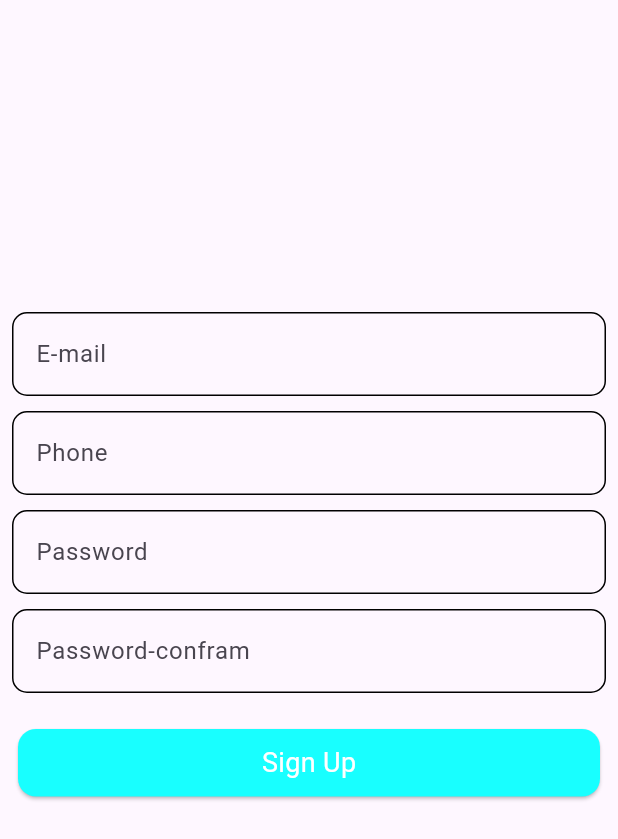
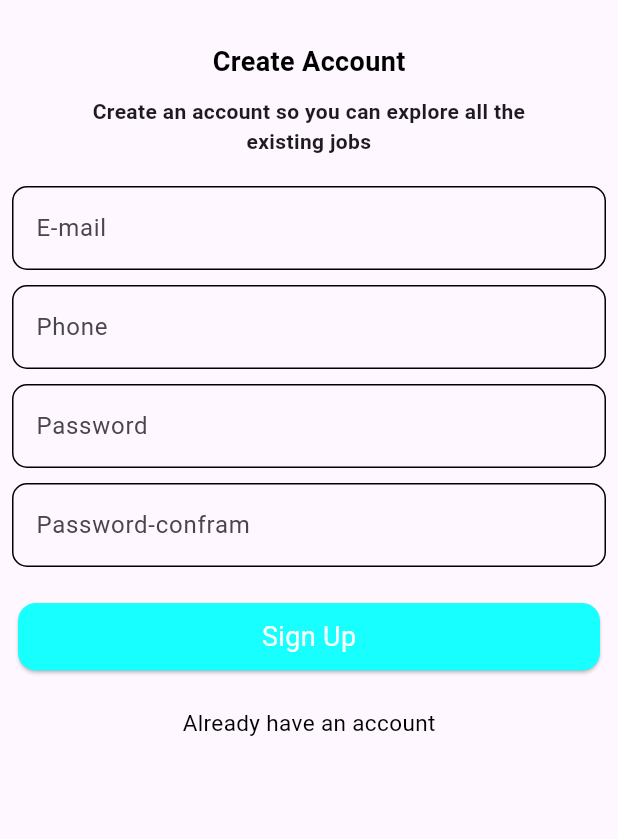
Before and after one commit to fahimshahariar09/classicit_getx_api_design_practice_all, a Flutter app: the SignUp screen opened directly, on a phone screen of 412 x 824 dp. Shown: the top 839 px of the screen. Run offline on Flutter 3.47's test engine with Material 3 defaults, Android fonts, the phone set to English and light mode, and no system bars; our stand-ins replace flutter_secure_storage, get; accounts and stored records are empty; network calls fail.

Commit message:
https://github.com/fahimshahariar09/classicit_getx_api_design_practice_all.git

```diff
--- a/lib/controller/api_controller/apis.dart
+++ b/lib/controller/api_controller/apis.dart
@@ -7,6 +7,7 @@ class Apis{
   static String register ="$baseIp/api/registration";
   static String login ="$baseIp/api/login";
   static String productshow ="$baseIp/api/app/v1/products";
+  static String productdetalis ="$baseIp/api/app/v1/products/show/1";
 
 
 }
--- a/lib/controller/getx_controller/authentication/sign_in.dart
+++ b/lib/controller/getx_controller/authentication/sign_in.dart
@@ -4,6 +4,7 @@
 import 'package:flutter/material.dart';
 import 'package:get/get.dart';
 import 'package:getx_api_design_practice/controller/api_controller/authentication/sign_in.dart';
+import 'package:getx_api_design_practice/view/screen/product_screen/product_page.dart';
 
 class SignInController extends GetxController{
 
@@ -20,7 +21,7 @@ class SignInController extends GetxController{
     isLoading.value = false;
 
     if(status){
-     // Get.to(()=>const TextPage());
+      Get.to(()=>const ProductPage());
       return;
     }
   }
--- a/lib/main.dart
+++ b/lib/main.dart
@@ -1,7 +1,7 @@
 
 import 'package:flutter/material.dart';
 import 'package:get/get.dart';
-import 'package:getx_api_design_practice/view/screen/product_screen/product_page.dart';
+import 'package:getx_api_design_practice/view/screen/auth/sign_in.dart';
 
 void main(){
   runApp(const MyApp());
@@ -11,9 +11,9 @@ class MyApp extends StatelessWidget {
 
   @override
   Widget build(BuildContext context) {
-    return  const GetMaterialApp (
+    return const GetMaterialApp (
       debugShowCheckedModeBanner: false,
-      home: ProductPage(),
+      home: SignIn(),
     );
   }
 }
--- a/lib/view/screen/auth/sign_up.dart
+++ b/lib/view/screen/auth/sign_up.dart
@@ -5,6 +5,8 @@ import 'package:get/get.dart';
 import 'package:getx_api_design_practice/controller/getx_controller/authentication/sign_up.dart';
 import 'package:getx_api_design_practice/view/common_widget/common_button.dart';
 import 'package:getx_api_design_practice/view/common_widget/common_loading_button.dart';
+import 'package:getx_api_design_practice/view/common_widget/common_text.dart';
+import 'package:getx_api_design_practice/view/screen/auth/sign_in.dart';
 import 'package:getx_api_design_practice/view/screen/auth/widget/confram_pass_text_field.dart';
 import 'package:getx_api_design_practice/view/screen/auth/widget/email_text_field.dart';
 import 'package:getx_api_design_practice/view/screen/auth/widget/pass_text_field.dart';
@@ -25,7 +27,11 @@ class SignUp extends StatelessWidget {
               key: signUpController.formKey,
               child: Column(
                 children: [
-                  buildSizedBox(height: 200),
+                  buildSizedBox(height: 20),
+                  const CommonText(titel: "Create Account",fSize: 18,fColor: Colors.black,fWeight: FontWeight.bold,),
+                  buildSizedBox(height: 10),
+                  const Text("Create an account so you can explore all the\nexisting jobs",style: TextStyle(fontWeight: FontWeight.w600,),textAlign: TextAlign.center,),
+                  buildSizedBox(height: 20),
                   EmailTextField(
                     emailController: signUpController.emailController,
                   ),
@@ -57,6 +63,12 @@ class SignUp extends StatelessWidget {
                             })
                         : const CommonLoadingButton(),
                   ),
+                  buildSizedBox(height: 20),
+                  GestureDetector(
+                      onTap: (){
+                        Get.to(()=>const SignIn());
+                      },
+                      child: const CommonText(titel: "Already have an account",fColor: Colors.black,)),
                 ],
               ),
             ),
--- a/pubspec.yaml
+++ b/pubspec.yaml
@@ -62,7 +62,8 @@ flutter:
   uses-material-design: true
 
   # To add assets to your application, add an assets section, like this:
-  # assets:
+  assets:
+    - assets/images/
   #   - images/a_dot_burr.jpeg
   #   - images/a_dot_ham.jpeg
 
```
Also changed, not shown: lib/view/screen/auth/sign_in.dart (+13 -1 lines), lib/view/screen/product_screen/product_page.dart (+40 -8 lines).
